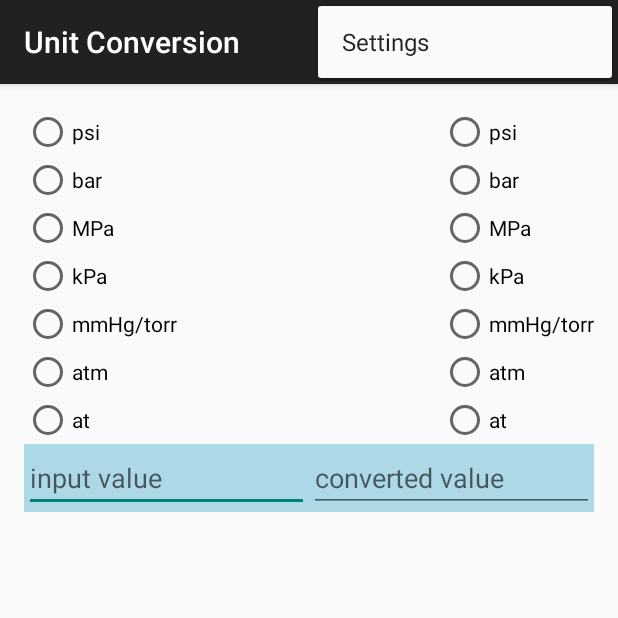
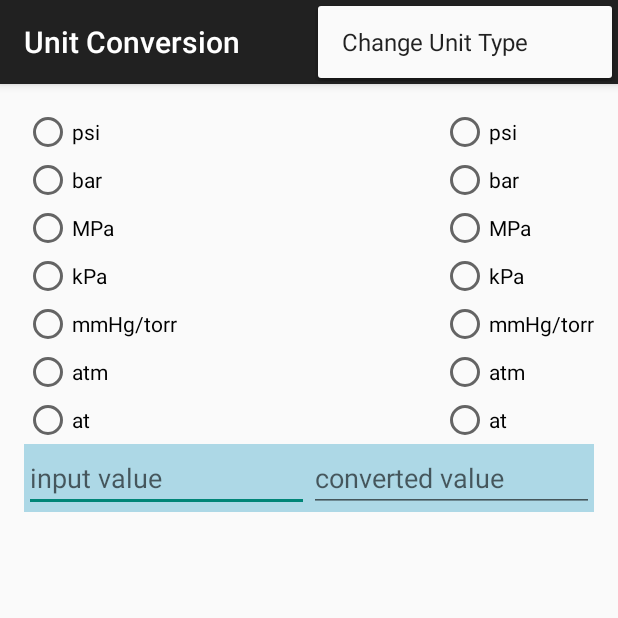
Before and after one commit to chris-wituchowski/UnitConversion, an Android app: the screen it shows after launch (MainActivity), with the options menu open, on a phone screen of 412 x 824 dp, the top half of it. Run offline under Robolectric (Android 15) with nearby library versions, the phone set to English and light mode, and no system bars; 1 statement that could not run was skipped.

Commit message:
Added nav drawer, work in progress. App is non functional at this time due to null value in nav drawer view.

```diff
--- a/app/src/main/java/com/example/chris/unitconversion/UnitConversionFragment.java
+++ b/app/src/main/java/com/example/chris/unitconversion/UnitConversionFragment.java
@@ -3,16 +3,22 @@ package com.example.chris.unitconversion;
 import android.content.Context;
 import android.os.Bundle;
 import android.support.v4.app.Fragment;
+import android.support.v4.widget.DrawerLayout;
 import android.text.Editable;
 import android.text.TextWatcher;
 import android.util.Log;
 import android.view.LayoutInflater;
 import android.view.View;
 import android.view.ViewGroup;
+import android.widget.ArrayAdapter;
 import android.widget.EditText;
+import android.widget.ListView;
 import android.widget.RadioButton;
 import android.widget.RadioGroup;
+import android.app.ActionBar;
 
+import com.example.chris.unitconversion.data.DrawerItemCustomAdapter;
+import com.example.chris.unitconversion.data.ObjectDrawerItem;
 import com.example.chris.unitconversion.data.UnitData;
 
 import java.util.ArrayList;
@@ -29,6 +35,9 @@ public class UnitConversionFragment extends Fragment implements TextWatcher, Rad
     private RadioGroup mInputRadioGroup;
     private RadioGroup mOutputRadioGroup;
     private List<UnitData> mUnitList;
+    private String[] mNavigationDrawerItemTitles;
+    private DrawerLayout mDrawerLayout;
+    private ListView mDrawerList;
 
     public UnitConversionFragment() {
     }
@@ -37,13 +46,13 @@ public class UnitConversionFragment extends Fragment implements TextWatcher, Rad
     public void onCreate(Bundle savedInstanceState) {
         super.onCreate(savedInstanceState);
 
-        UnitData psi = new UnitData("psi", 1, 2);
-        UnitData bar = new UnitData("bar", 6, 4);
-        UnitData mpa = new UnitData("MPa", 2, 3);
-        UnitData kpa = new UnitData("kPa", 2, 4);
-        UnitData mmhg = new UnitData("mmHg/torr", 9, 8);
-        UnitData atm = new UnitData("atm", 7, 6);
-        UnitData at = new UnitData("at", 5, 4);
+        UnitData psi = new UnitData("psi", 6894.75729, 0.00014503);
+        UnitData bar = new UnitData("bar", 100000.0, 0.00001);
+        UnitData mpa = new UnitData("MPa", 1000000, 0.000001);
+        UnitData kpa = new UnitData("kPa", 1000, 0.001);
+        UnitData mmhg = new UnitData("mmHg/torr", 133.3224, 0.0075006);
+        UnitData atm = new UnitData("atm", 101325.0, 0.0000098692);
+        UnitData at = new UnitData("at", 98066.5, 0.000010197);
 
         mUnitList = new ArrayList<>();
         mUnitList.add(psi);
@@ -53,6 +62,7 @@ public class UnitConversionFragment extends Fragment implements TextWatcher, Rad
         mUnitList.add(mmhg);
         mUnitList.add(atm);
         mUnitList.add(at);
+
 
 
     }
@@ -67,6 +77,19 @@ public class UnitConversionFragment extends Fragment implements TextWatcher, Rad
     @Override
     public void onViewCreated(View view, Bundle savedInstanceState) {
         super.onViewCreated(view, savedInstanceState);
+
+        mNavigationDrawerItemTitles = getResources().getStringArray(R.array.navigation_drawer_items_array);
+        mDrawerLayout = (DrawerLayout) view.findViewById(R.id.drawer_layout);
+        mDrawerList = (ListView) view.findViewById(R.id.left_drawer);
+
+            ObjectDrawerItem[] drawerItem = new ObjectDrawerItem[3];
+
+            drawerItem[0] = new ObjectDrawerItem("Pressure");
+            drawerItem[1] = new ObjectDrawerItem("Length");
+            drawerItem[2] = new ObjectDrawerItem("Area");
+
+            DrawerItemCustomAdapter adapter = new DrawerItemCustomAdapter(this.getActivity(), R.layout.listview_item_row, drawerItem);
+            mDrawerList.setAdapter(adapter);
 
             EditText inputEditText = (EditText) view.findViewById(R.id.inputNumber);
             inputEditText.addTextChangedListener(this);
@@ -100,6 +123,9 @@ public class UnitConversionFragment extends Fragment implements TextWatcher, Rad
             outputRadioGroup.addView(outButton);
 
         }
+
+
+
 
     }
 
--- /dev/null
+++ b/app/src/main/java/com/example/chris/unitconversion/data/DrawerItemCustomAdapter.java
@@ -0,0 +1,48 @@
+package com.example.chris.unitconversion.data;
+import android.app.Activity;
+import android.content.Context;
+import android.view.LayoutInflater;
+import android.view.View;
+import android.view.ViewGroup;
+import android.widget.Adapter;
+import android.widget.ArrayAdapter;
+import android.widget.ImageView;
+import android.widget.TextView;
+
+import com.example.chris.unitconversion.R;
+
+/**
+ * Created by Chris on 6/24/2015.
+ */
+public class DrawerItemCustomAdapter extends ArrayAdapter<ObjectDrawerItem> {
+
+    Context mContext;
+    int layoutResourceId;
+    ObjectDrawerItem data[] = null;
+
+    public DrawerItemCustomAdapter(Context mContext, int layoutResourceId, ObjectDrawerItem[] data) {
+
+        super(mContext, layoutResourceId, data);
+        this.layoutResourceId = layoutResourceId;
+        this.mContext = mContext;
+        this.data = data;
+    }
+
+    @Override
+    public View getView(int position, View convertView, ViewGroup parent) {
+
+        View listItem = convertView;
+
+        LayoutInflater inflater = ((Activity) mContext).getLayoutInflater();
+        listItem = inflater.inflate(layoutResourceId, parent, false);
+
+        TextView textViewName = (TextView) listItem.findViewById(R.id.textViewName);
+
+        ObjectDrawerItem folder = data[position];
+
+        textViewName.setText(folder.name);
+
+        return listItem;
+    }
+
+}
--- /dev/null
+++ b/app/src/main/java/com/example/chris/unitconversion/data/ObjectDrawerItem.java
@@ -0,0 +1,15 @@
+package com.example.chris.unitconversion.data;
+
+/**
+ * Created by Chris on 6/24/2015.
+ */
+
+public class ObjectDrawerItem {
+
+    public String name;
+
+    // Constructor.
+    public ObjectDrawerItem(String name) {;
+        this.name = name;
+    }
+}
--- a/app/src/main/java/com/example/chris/unitconversion/data/UnitData.java
+++ b/app/src/main/java/com/example/chris/unitconversion/data/UnitData.java
@@ -7,6 +7,7 @@ public class UnitData {
     private String mName;
     private double mToConversionFactor;
     private double mFromConversionFactor;
+    private double mAdditionFactor;
 
     public String getName() {
         return mName;
--- a/app/src/main/res/layout/activity_main.xml
+++ b/app/src/main/res/layout/activity_main.xml
@@ -1,7 +1,33 @@
-<fragment xmlns:android="http://schemas.android.com/apk/res/android"
+<android.support.v4.widget.DrawerLayout xmlns:android="http://schemas.android.com/apk/res/android"
     xmlns:tools="http://schemas.android.com/tools"
-    android:id="@+id/fragment"
-    android:name="com.example.chris.unitconversion.UnitConversionFragment"
+    android:id="@+id/drawer_layout"
     android:layout_width="match_parent"
-    android:layout_height="match_parent"
-    tools:layout="@layout/fragment_main" />
+    android:layout_height="match_parent" >
+
+    <FrameLayout
+        android:id="@+id/content_frame"
+        android:layout_width="match_parent"
+        android:layout_height="match_parent" >
+
+        <fragment xmlns:android="http://schemas.android.com/apk/res/android"
+            xmlns:tools="http://schemas.android.com/tools"
+            android:id="@+id/fragment"
+            android:name="com.example.chris.unitconversion.UnitConversionFragment"
+            android:layout_width="match_parent"
+            android:layout_height="match_parent"
+            tools:layout="@layout/fragment_main"
+            android:layout_gravity="left|top" />
+    </FrameLayout>
+
+    <ListView
+        android:id="@+id/left_drawer"
+        android:layout_width="240dp"
+        android:layout_height="match_parent"
+        android:layout_gravity="start"
+        android:background="#111"
+        android:choiceMode="singleChoice"
+        android:divider="@android:color/transparent"
+        android:dividerHeight="0dp"
+        tools:listitem="@android:layout/simple_list_item_single_choice" />
+
+</android.support.v4.widget.DrawerLayout>
--- a/app/src/main/res/menu/menu_main.xml
+++ b/app/src/main/res/menu/menu_main.xml
@@ -5,6 +5,6 @@
     <item
         android:id="@+id/action_settings"
         android:orderInCategory="100"
-        android:title="@string/action_settings"
+        android:title="@string/change_units"
         app:showAsAction="never" />
 </menu>
--- a/app/src/main/res/values/strings.xml
+++ b/app/src/main/res/values/strings.xml
@@ -2,4 +2,11 @@
     <string name="app_name">Unit Conversion</string>
     <string name="hello_world">Hello world!</string>
     <string name="action_settings">Settings</string>
+    <string name="change_units">Change Unit Type</string>
+    <string-array name="navigation_drawer_items_array">
+        <item>Pressure</item>
+        <item>Length/Distance</item>
+        <item>Area</item>
+        <item>Temperature</item>
+    </string-array>
 </resources>
```
Also changed, not shown: app/src/main/res/layout/listview_item_row.xml (added, +27 -0 lines), 1 other file. Lines whose indentation alone changed are shown as unchanged.
